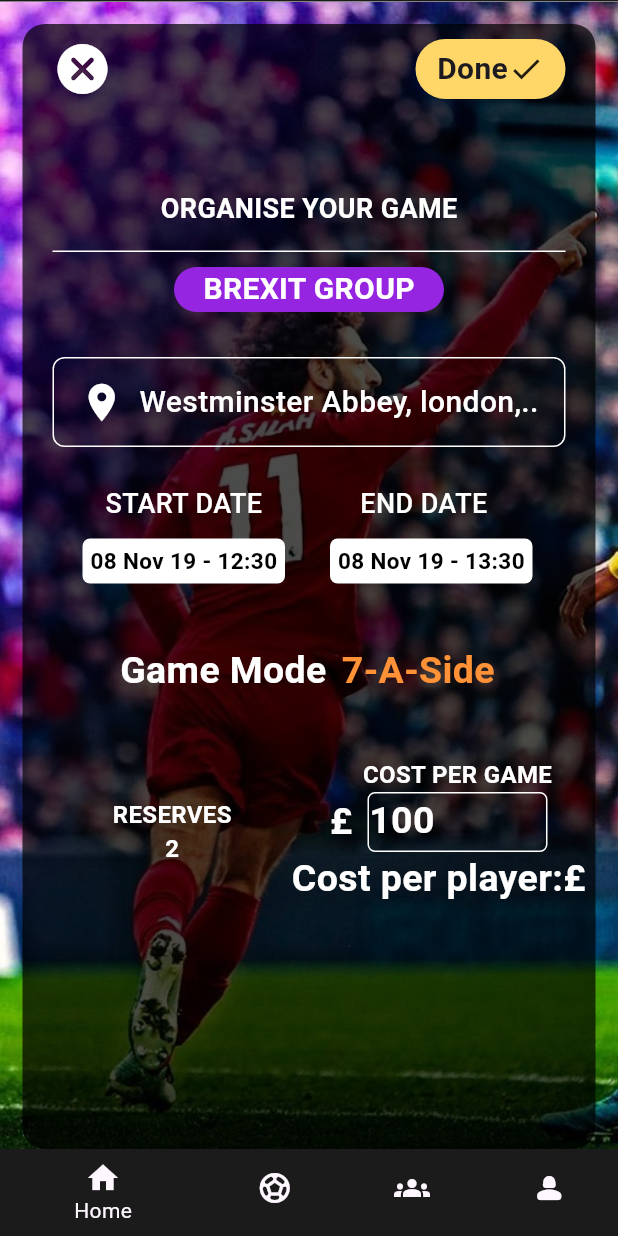
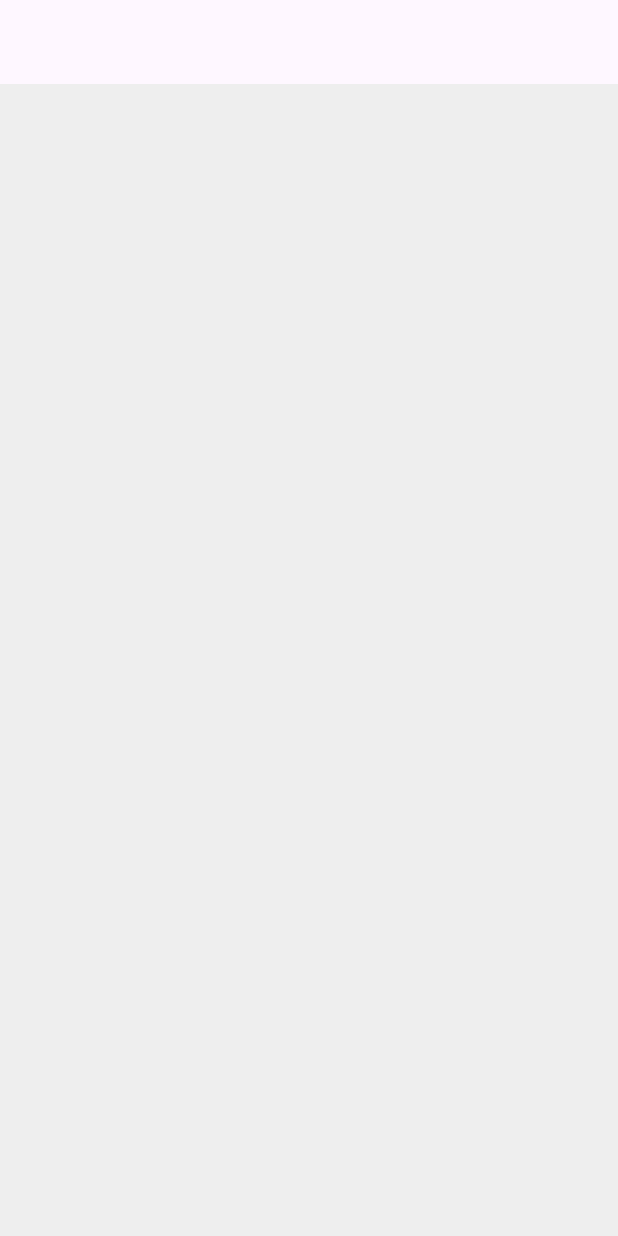
Before and after one commit to AbelEaX/flutter_learn, a Flutter app: the screen it shows after launch, on a phone screen of 412 x 824 dp. Run offline on Flutter 3.47's test engine with Material 3 defaults, Android fonts, the light colour scheme and no system bars; our stand-ins replace readmore.

Commit message:
new commit

```diff
--- a/lib/main.dart
+++ b/lib/main.dart
@@ -41,6 +41,7 @@ import 'package:flutter/material.dart';
 //import 'prac2.dart';
 //import 'prac3.dart';
 import 'prac4.dart';
+import 'prac5.dart';
 
 void main() {
   runApp(const MyApp());
@@ -58,7 +59,7 @@ class MyApp extends StatelessWidget {
       theme: ThemeData(
           scaffoldBackgroundColor: Colors.grey[200],
           primaryColor: Colors.grey[500]),
-      home: Prac4(title: 'y'),
+      home: Prac5(title: 'y'),
       //title: 'Flutter Demo Home Page'
     );
   }
--- a/lib/prac4.dart
+++ b/lib/prac4.dart
@@ -374,7 +374,7 @@ class _Prac4State extends State<Prac4> {
                                     Text(
                                       'Cost per player:',
                                       style: TextStyle(
-                                          fontSize: 25,
+                                          fontSize: 16,
                                           fontWeight: FontWeight.w700,
                                           color: Color.fromARGB(
                                               255, 255, 255, 255)),
@@ -382,7 +382,7 @@ class _Prac4State extends State<Prac4> {
                                     Text(
                                       '\£',
                                       style: TextStyle(
-                                          fontSize: 25,
+                                          fontSize: 16,
                                           fontWeight: FontWeight.w700,
                                           color: Color.fromARGB(
                                               255, 255, 255, 255)),
--- /dev/null
+++ b/lib/prac5.dart
@@ -0,0 +1,17 @@
+import 'package:flutter/material.dart';
+
+class Prac5 extends StatefulWidget {
+  const Prac5({super.key, required String title});
+
+  @override
+  State<Prac5> createState() => _Prac5State();
+}
+
+class _Prac5State extends State<Prac5> {
+  @override
+  Widget build(BuildContext context) {
+    return Scaffold(
+      appBar: AppBar(),
+    );
+  }
+}
```
